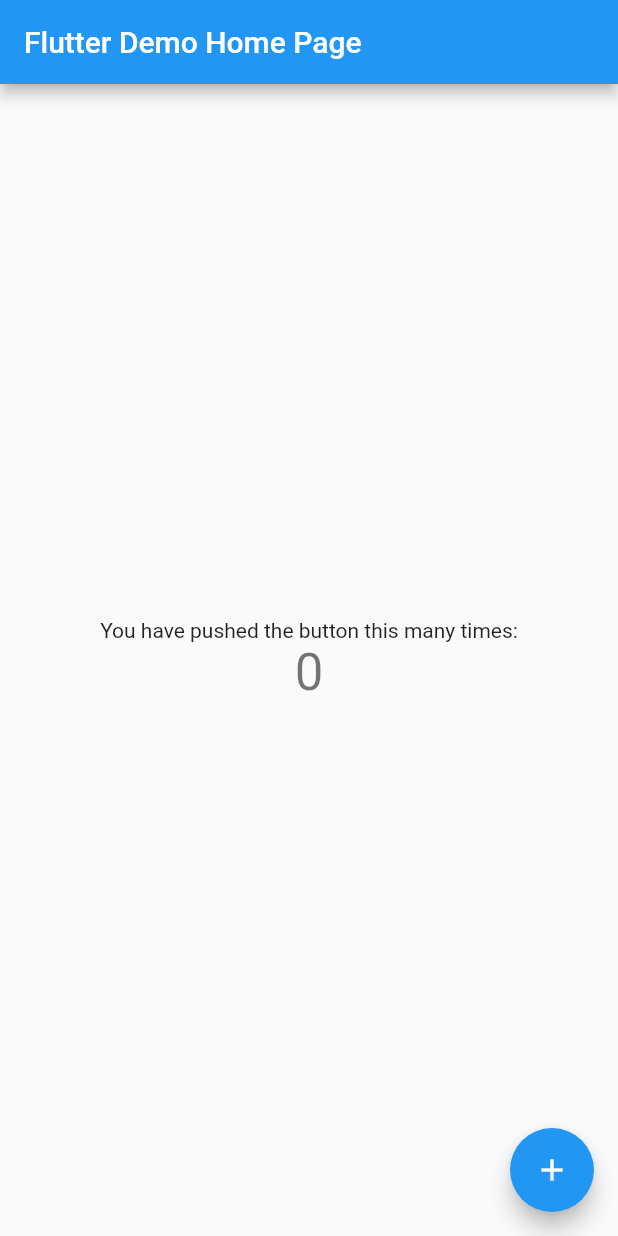
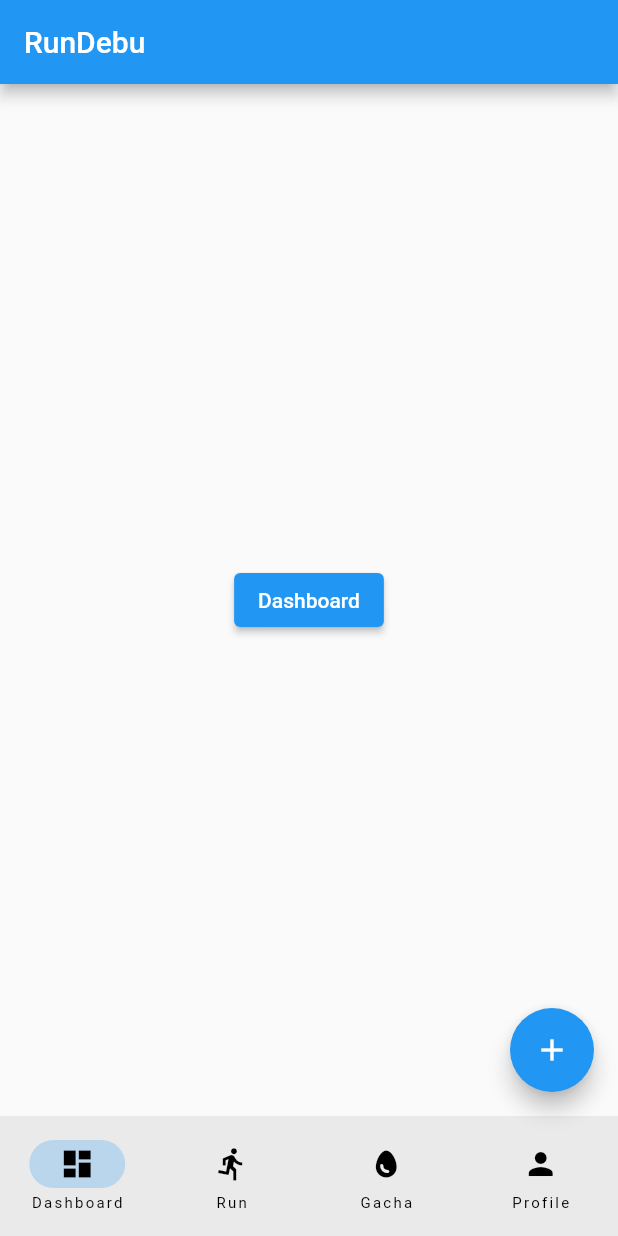
Before and after one commit to davidbong-05/run_debu, a Flutter app: the screen it shows after launch, on a phone screen of 412 x 824 dp. Run offline on Flutter 3.47's test engine with Material 2 defaults, Android fonts, the phone set to English and light mode, and no system bars.

Commit message:
chores: general scaffold

```diff
--- /dev/null
+++ b/lib/dashboard.dart
@@ -0,0 +1,17 @@
+import 'package:flutter/material.dart';
+
+class Dashboard extends StatelessWidget {
+  const Dashboard({super.key});
+
+  @override
+  Widget build(BuildContext context) {
+    return Center(
+      child: ElevatedButton(
+        onPressed: () {
+          debugPrint('Dashboard');
+        },
+        child: const Text('Dashboard'),
+      ),
+    );
+  }
+}
--- a/lib/main.dart
+++ b/lib/main.dart
@@ -1,115 +1,73 @@
 import 'package:flutter/material.dart';
+import 'package:run_debu/dashboard.dart';
 
 void main() {
   runApp(const MyApp());
 }
 
 class MyApp extends StatelessWidget {
-  const MyApp({super.key});
+  const MyApp({Key? key}) : super(key: key);
 
-  // This widget is the root of your application.
   @override
   Widget build(BuildContext context) {
     return MaterialApp(
-      title: 'Flutter Demo',
+      debugShowCheckedModeBanner: false,
       theme: ThemeData(
-        // This is the theme of your application.
-        //
-        // Try running your application with "flutter run". You'll see the
-        // application has a blue toolbar. Then, without quitting the app, try
-        // changing the primarySwatch below to Colors.green and then invoke
-        // "hot reload" (press "r" in the console where you ran "flutter run",
-        // or simply save your changes to "hot reload" in a Flutter IDE).
-        // Notice that the counter didn't reset back to zero; the application
-        // is not restarted.
         primarySwatch: Colors.blue,
       ),
-      home: const MyHomePage(title: 'Flutter Demo Home Page'),
+      home: RootPage(),
     );
   }
 }
 
-class MyHomePage extends StatefulWidget {
-  const MyHomePage({super.key, required this.title});
-
-  // This widget is the home page of your application. It is stateful, meaning
-  // that it has a State object (defined below) that contains fields that affect
-  // how it looks.
-
-  // This class is the configuration for the state. It holds the values (in this
-  // case the title) provided by the parent (in this case the App widget) and
-  // used by the build method of the State. Fields in a Widget subclass are
-  // always marked "final".
-
-  final String title;
+class RootPage extends StatefulWidget {
+  const RootPage({Key? key}) : super(key: key);
 
   @override
-  State<MyHomePage> createState() => _MyHomePageState();
+  _RootPageState createState() => _RootPageState();
 }
 
-class _MyHomePageState extends State<MyHomePage> {
-  int _counter = 0;
-
-  void _incrementCounter() {
-    setState(() {
-      // This call to setState tells the Flutter framework that something has
-      // changed in this State, which causes it to rerun the build method below
-      // so that the display can reflect the updated values. If we changed
-      // _counter without calling setState(), then the build method would not be
-      // called again, and so nothing would appear to happen.
-      _counter++;
-    });
-  }
-
+class _RootPageState extends State<RootPage> {
+  int currentPage = 0;
   @override
   Widget build(BuildContext context) {
-    // This method is rerun every time setState is called, for instance as done
-    // by the _incrementCounter method above.
-    //
-    // The Flutter framework has been optimized to make rerunning build methods
-    // fast, so that you can just rebuild anything that needs updating rather
-    // than having to individually change instances of widgets.
     return Scaffold(
       appBar: AppBar(
-        // Here we take the value from the MyHomePage object that was created by
-        // the App.build method, and use it to set our appbar title.
-        title: Text(widget.title),
+        title: Text('RunDebu'),
       ),
-      body: Center(
-        // Center is a layout widget. It takes a single child and positions it
-        // in the middle of the parent.
-        child: Column(
-          // Column is also a layout widget. It takes a list of children and
-          // arranges them vertically. By default, it sizes itself to fit its
-          // children horizontally, and tries to be as tall as its parent.
-          //
-          // Invoke "debug painting" (press "p" in the console, choose the
-          // "Toggle Debug Paint" action from the Flutter Inspector in Android
-          // Studio, or the "Toggle Debug Paint" command in Visual Studio Code)
-          // to see the wireframe for each widget.
-          //
-          // Column has various properties to control how it sizes itself and
-          // how it positions its children. Here we use mainAxisAlignment to
-          // center the children vertically; the main axis here is the vertical
-          // axis because Columns are vertical (the cross axis would be
-          // horizontal).
-          mainAxisAlignment: MainAxisAlignment.center,
-          children: <Widget>[
-            const Text(
-              'You have pushed the button this many times:',
-            ),
-            Text(
-              '$_counter',
-              style: Theme.of(context).textTheme.headline4,
-            ),
-          ],
-        ),
+      body: const Dashboard(),
+      floatingActionButton: FloatingActionButton(
+        onPressed: () {
+          debugPrint('Floating Action Button');
+        },
+        child: const Icon(Icons.add),
       ),
-      floatingActionButton: FloatingActionButton(
-        onPressed: _incrementCounter,
-        tooltip: 'Increment',
-        child: const Icon(Icons.add),
-      ), // This trailing comma makes auto-formatting nicer for build methods.
+      bottomNavigationBar: NavigationBar(
+        destinations: const [
+          NavigationDestination(
+            icon: Icon(Icons.dashboard),
+            label: 'Dashboard',
+          ),
+          NavigationDestination(
+            icon: Icon(Icons.directions_run),
+            label: 'Run',
+          ),
+          NavigationDestination(
+            icon: Icon(Icons.egg),
+            label: 'Gacha',
+          ),
+          NavigationDestination(
+            icon: Icon(Icons.person),
+            label: 'Profile',
+          ),
+        ],
+        onDestinationSelected: (int index) {
+          setState(() {
+            currentPage = index;
+          });
+        },
+        selectedIndex: currentPage,
+      ),
     );
   }
 }
```
Also changed, not shown: 1 other file.
